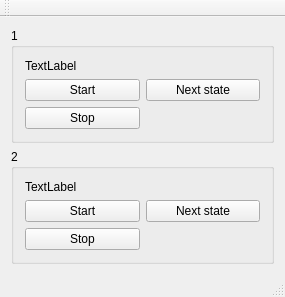
lylov/statemachinetest, file statemachinetest/mainwindow.ui: the form before one commit.
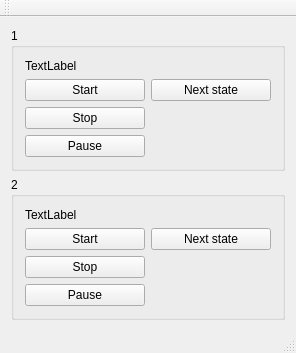
The form after the commit.

What changed in the file:
```diff
--- a/statemachinetest/mainwindow.ui
+++ b/statemachinetest/mainwindow.ui
@@ -6,8 +6,8 @@
    <rect>
     <x>0</x>
     <y>0</y>
-    <width>285</width>
-    <height>285</height>
+    <width>296</width>
+    <height>345</height>
    </rect>
   </property>
   <property name="windowTitle">
@@ -42,6 +42,13 @@
          </property>
         </widget>
        </item>
+       <item row="3" column="0">
+        <widget class="QPushButton" name="pushButtonPauseR1">
+         <property name="text">
+          <string>Pause</string>
+         </property>
+        </widget>
+       </item>
        <item row="2" column="0">
         <widget class="QPushButton" name="pushButtonStopR1">
          <property name="text">
@@ -86,6 +93,13 @@
          </property>
         </widget>
        </item>
+       <item row="3" column="0">
+        <widget class="QPushButton" name="pushButtonPauseR2">
+         <property name="text">
+          <string>Pause</string>
+         </property>
+        </widget>
+       </item>
       </layout>
      </widget>
     </item>
```
Left out of the diff: 2 changed lines with no effect on the pictures.
